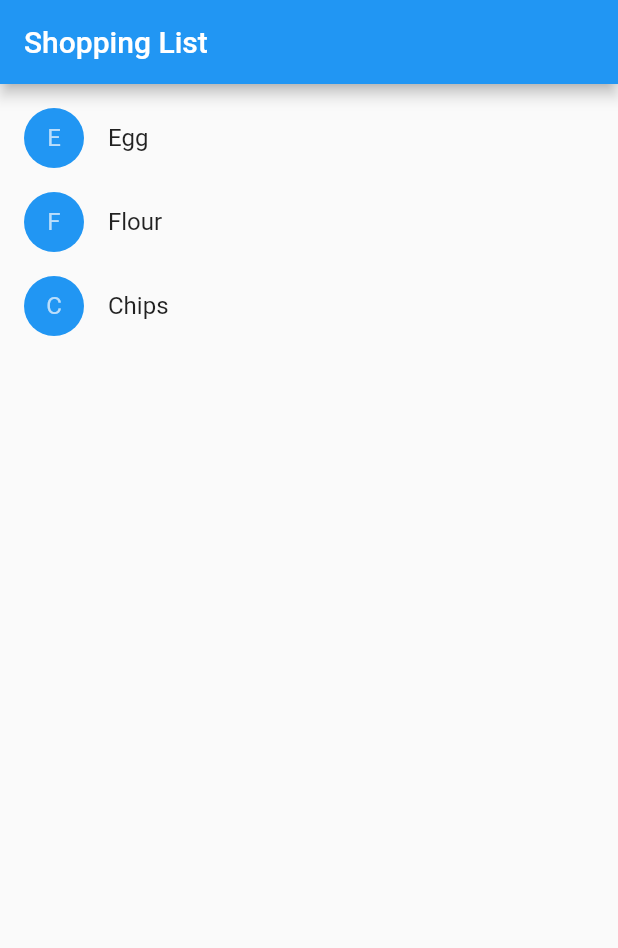
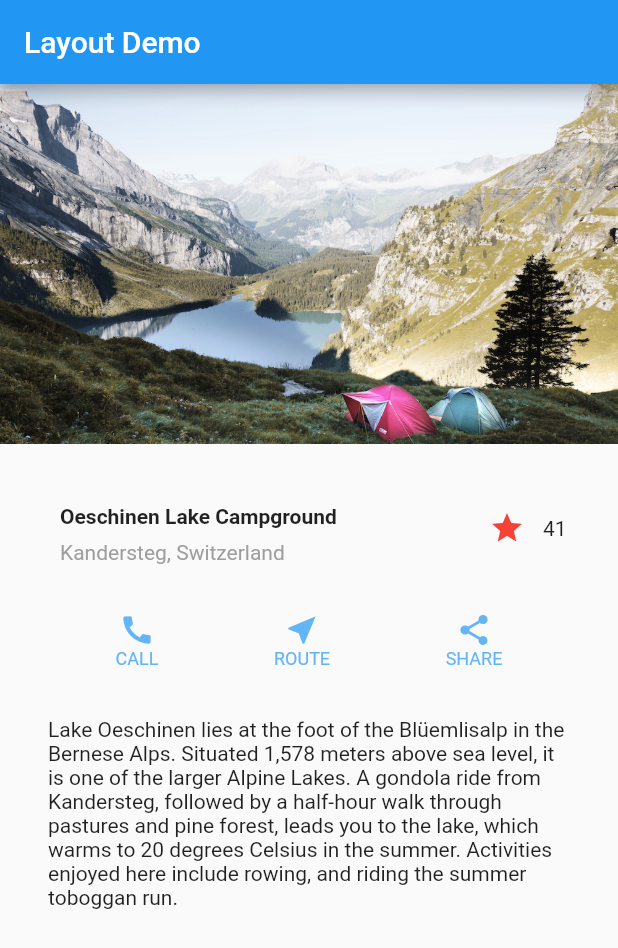
Before and after one commit to xruptronix/learn-flutter-basics, a Flutter app: the screen it shows after launch, on a phone screen of 412 x 824 dp. Shown: the top 948 px of the screen. Run offline on Flutter 3.47's test engine with Material 2 defaults, Android fonts, the phone set to English and light mode, and no system bars.

Commit message:
add interactivity to app

```diff
--- a/lib/main.dart
+++ b/lib/main.dart
@@ -1,103 +1,157 @@
 import 'package:flutter/material.dart';
 
-class Product {
-  const Product({this.name});
-  final String name;
+void main(){
+  runApp(MyApp());
 }
 
-typedef void CartChangedCallback(Product product, bool inCart);
+Widget titleSection = Container(
+    padding: EdgeInsets.all(32),
+    child: Row(
+      children: <Widget>[
+        Expanded(
+          child: Column(
+            crossAxisAlignment: CrossAxisAlignment.start,
+            children: <Widget>[
+              Container(
+                padding: EdgeInsets.all(8),
+                child: Text(
+                  'Oeschinen Lake Campground',
+                  style: TextStyle(
+                    fontWeight: FontWeight.bold
+                  ),
+                ),
+              ),
+              Container(
+                padding: EdgeInsets.only(left: 8),
+                child: Text(
+                  'Kandersteg, Switzerland',
+                  style: TextStyle(
+                    color: Colors.grey[500]
+                  ),
+                ),
+              ),
+            ],
+          ),
+        ),
+        FavoriteWidget(),
+      ],
+    ),
+  );
 
-void main(){
-  runApp(
-    MaterialApp(
-      title: 'Shopping App',
-      home: ShoppingList(
-        products: <Product> [
-          Product(name: 'Egg'),
-          Product(name: 'Flour'),
-          Product(name: 'Chips'),
+Column _buildButtonColumn(Color color, IconData icon, String label){
+  return Column(
+    mainAxisAlignment: MainAxisAlignment.center,
+    children: <Widget>[
+      Icon(icon,color: color,),
+      Container(
+        child: Text(
+          label,
+          style: TextStyle(
+            fontSize: 12,
+            fontWeight: FontWeight.w400,
+            color: color,
+          ),
+        ),
+      ),
+    ],
+  );
+}
+
+Widget buttonSection = Container(
+  child: Row(
+    mainAxisAlignment: MainAxisAlignment.spaceEvenly,
+    children: <Widget>[
+    _buildButtonColumn(Colors.blue[300], Icons.call, 'CALL'),
+    _buildButtonColumn(Colors.blue[300], Icons.near_me, 'ROUTE'),
+    _buildButtonColumn(Colors.blue[300], Icons.share, 'SHARE'),
+    ],
+  ),
+);
+
+Widget textSection = Container(
+  padding: const EdgeInsets.all(32),
+  child: Text(
+    'Lake Oeschinen lies at the foot of the Blüemlisalp in the Bernese '
+        'Alps. Situated 1,578 meters above sea level, it is one of the '
+        'larger Alpine Lakes. A gondola ride from Kandersteg, followed by a '
+        'half-hour walk through pastures and pine forest, leads you to the '
+        'lake, which warms to 20 degrees Celsius in the summer. Activities '
+        'enjoyed here include rowing, and riding the summer toboggan run.',
+    softWrap: true,
+  ),
+);
+
+class MyApp extends StatelessWidget {
+
+  @override
+  Widget build(BuildContext context) {
+    return MaterialApp(
+      title: 'Layout Sample',
+      home: Scaffold(
+        appBar: AppBar(
+          title: Text('Layout Demo'),
+        ),
+        body: ListView(
+          children: <Widget>[
+            Image.asset(
+              'images/lake.jpg',
+              width: 600,
+              height: 240,
+              fit: BoxFit.cover,
+            ),
+            titleSection,
+            buttonSection,
+            textSection,
           ],
         ),
         ),
       );
+
+  }
 }
 
-class ShoppingListItem extends StatelessWidget {
-  ShoppingListItem({Product product, this.inCart, this.onCartChanged}): product = product,super(key: ObjectKey(product));
-
-  final Product product;
-  final bool inCart;
-  final CartChangedCallback onCartChanged;
-
-  Color _getColor(BuildContext context){
-    return inCart ? Colors.black54 : Theme.of(context).primaryColor;
+class FavoriteWidget extends StatefulWidget {
+  @override
+  _FavoriteWidgetState createState() => _FavoriteWidgetState();
 }
 
-  TextStyle _getTextStyle(BuildContext context) {
-    if (!inCart) return null;
+class _FavoriteWidgetState extends State<FavoriteWidget> {
 
-    return TextStyle(
-      color: Colors.black54,
-      decoration: TextDecoration.lineThrough,
-    );
+  bool _isFavorited = true;
+  int _favoriteCount = 41;
+
+  _toggleFavorite(){
+    setState(() {
+      if(_isFavorited == true){
+        _isFavorited = false;
+        _favoriteCount--;
+      }else{
+        _isFavorited = true;
+        _favoriteCount++;
       }
-
+    });
+  }
 
   @override
   Widget build(BuildContext context) {
-    return ListTile(
-      onTap: (){
-        onCartChanged(product,inCart);
-      },
-      leading: CircleAvatar(
-        backgroundColor: _getColor(context),
-        child: Text(product.name[0]),
+    return Row(
+      mainAxisSize: MainAxisSize.min,
+      children: [
+        Container(
+          padding: EdgeInsets.all(0),
+          child: IconButton(
+            icon: (_isFavorited ? Icon(Icons.star) : Icon(Icons.star_border)),
+            color: Colors.red[500],
+            onPressed: _toggleFavorite,
           ),
-      title: Text(product.name,
-        style: _getTextStyle(context)
         ),
+        SizedBox(
+          width: 18,
+          child: Container(
+            child: Text('$_favoriteCount'),
+          ),
+        ),
+      ],
     );
   }
 }
-
-class ShoppingList extends StatefulWidget {
-  // final List<Product> products = <Product>[];
-  ShoppingList({Key key, this.products}) : super(key: key);
-  final List<Product> products;
-  @override
-  _ShoppingListState createState() => _ShoppingListState();
-}
-
-class _ShoppingListState extends State<ShoppingList> {
-
-  Set<Product> _shoppingCart = Set<Product>();
-
-  void _handleCartChanged(Product product, bool inCart){
-
-    setState(() {
-      if(!inCart){
-        _shoppingCart.add(product);
-      }else{
-        _shoppingCart.remove(product);
-      }
-    });
-  }
-  @override
-  Widget build(BuildContext context) {
-    return Scaffold(
-      appBar: AppBar(
-        title: Text('Shopping List'),
-      ),
-      body: ListView(
-        padding: EdgeInsets.symmetric(vertical:8.0),
-        children: widget.products.map((Product product){
-            return ShoppingListItem(
-              product: product,
-              inCart: _shoppingCart.contains(product),
-              onCartChanged: _handleCartChanged,
-            );
-          }).toList(),
-      ),
-    );
-  }
-}
--- a/pubspec.yaml
+++ b/pubspec.yaml
@@ -41,9 +41,8 @@ flutter:
   uses-material-design: true
 
   # To add assets to your application, add an assets section, like this:
-  # assets:
-  #  - images/a_dot_burr.jpeg
-  #  - images/a_dot_ham.jpeg
+  assets:
+   - images/
 
   # An image asset can refer to one or more resolution-specific "variants", see
   # https://flutter.dev/assets-and-images/#resolution-aware.
```
Also changed, not shown: images/lake.jpg (added). Lines whose indentation alone changed are shown as unchanged.
